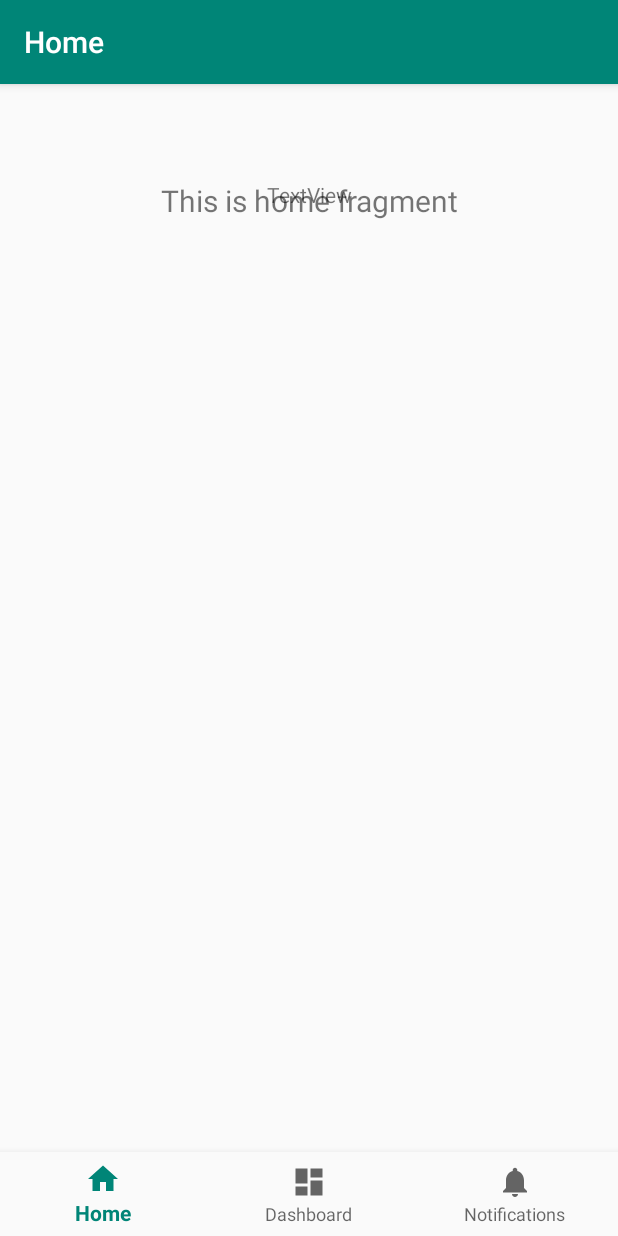
After one commit to andrew-yt-wong/HackSC2020, an Android app: the BottomNavigation screen opened directly, with no data from a screen before it, on a phone screen of 412 x 824 dp. The commit adds this screen. Run offline under Robolectric (Android 15) with nearby library versions, the phone set to English and light mode, and no system bars; our stand-ins replace navigation-ui.

Commit message:
Bottom Navigation

```diff
--- a/HackSC2020Project/app/src/main/AndroidManifest.xml
+++ b/HackSC2020Project/app/src/main/AndroidManifest.xml
@@ -9,6 +9,9 @@
         android:roundIcon="@mipmap/ic_launcher_round"
         android:supportsRtl="true"
         android:theme="@style/AppTheme">
+        <activity
+            android:name=".BottomNavigation"
+            android:label="@string/title_activity_bottom_navigation"></activity>
         <activity android:name=".LoginActivity" />
         <activity android:name=".CreateActivity" />
         <activity
--- /dev/null
+++ b/HackSC2020Project/app/src/main/java/com/example/hacksc2020project/BottomNavigation.java
@@ -0,0 +1,30 @@
+package com.example.hacksc2020project;
+
+import android.os.Bundle;
+
+import com.google.android.material.bottomnavigation.BottomNavigationView;
+
+import androidx.appcompat.app.AppCompatActivity;
+import androidx.navigation.NavController;
+import androidx.navigation.Navigation;
+import androidx.navigation.ui.AppBarConfiguration;
+import androidx.navigation.ui.NavigationUI;
+
+public class BottomNavigation extends AppCompatActivity {
+
+    @Override
+    protected void onCreate(Bundle savedInstanceState) {
+        super.onCreate(savedInstanceState);
+        setContentView(R.layout.activity_bottom_navigation);
+        BottomNavigationView navView = findViewById(R.id.nav_view);
+        // Passing each menu ID as a set of Ids because each
+        // menu should be considered as top level destinations.
+        AppBarConfiguration appBarConfiguration = new AppBarConfiguration.Builder(
+                R.id.navigation_home, R.id.navigation_dashboard, R.id.navigation_notifications)
+                .build();
+        NavController navController = Navigation.findNavController(this, R.id.nav_host_fragment);
+        NavigationUI.setupActionBarWithNavController(this, navController, appBarConfiguration);
+        NavigationUI.setupWithNavController(navView, navController);
+    }
+
+}
--- a/HackSC2020Project/app/src/main/java/com/example/hacksc2020project/LoginActivity.java
+++ b/HackSC2020Project/app/src/main/java/com/example/hacksc2020project/LoginActivity.java
@@ -41,6 +41,7 @@ public class LoginActivity extends AppCompatActivity {
                         if (task.isSuccessful()) {
                             Toast.makeText(LoginActivity.this, "Sign In Successfully",
                                     Toast.LENGTH_LONG).show();
+                            //startActivity(new Intent(LoginActivity.this, AfterSignIn.class));
                         } else {
                             Toast.makeText(LoginActivity.this, task.getException().getMessage(),
                                     Toast.LENGTH_LONG).show();
--- /dev/null
+++ b/HackSC2020Project/app/src/main/java/com/example/hacksc2020project/ui/home/HomeFragment.java
@@ -0,0 +1,35 @@
+package com.example.hacksc2020project.ui.home;
+
+import android.os.Bundle;
+import android.view.LayoutInflater;
+import android.view.View;
+import android.view.ViewGroup;
+import android.widget.TextView;
+
+import androidx.annotation.Nullable;
+import androidx.annotation.NonNull;
+import androidx.fragment.app.Fragment;
+import androidx.lifecycle.Observer;
+import androidx.lifecycle.ViewModelProviders;
+
+import com.example.hacksc2020project.R;
+
+public class HomeFragment extends Fragment {
+
+    private HomeViewModel homeViewModel;
+
+    public View onCreateView(@NonNull LayoutInflater inflater,
+                             ViewGroup container, Bundle savedInstanceState) {
+        homeViewModel =
+                ViewModelProviders.of(this).get(HomeViewModel.class);
+        View root = inflater.inflate(R.layout.fragment_home, container, false);
+        final TextView textView = root.findViewById(R.id.text_home);
+        homeViewModel.getText().observe(this, new Observer<String>() {
+            @Override
+            public void onChanged(@Nullable String s) {
+                textView.setText(s);
+            }
+        });
+        return root;
+    }
+}
--- /dev/null
+++ b/HackSC2020Project/app/src/main/java/com/example/hacksc2020project/ui/home/HomeViewModel.java
@@ -0,0 +1,19 @@
+package com.example.hacksc2020project.ui.home;
+
+import androidx.lifecycle.LiveData;
+import androidx.lifecycle.MutableLiveData;
+import androidx.lifecycle.ViewModel;
+
+public class HomeViewModel extends ViewModel {
+
+    private MutableLiveData<String> mText;
+
+    public HomeViewModel() {
+        mText = new MutableLiveData<>();
+        mText.setValue("This is home fragment");
+    }
+
+    public LiveData<String> getText() {
+        return mText;
+    }
+}
--- /dev/null
+++ b/HackSC2020Project/app/src/main/res/drawable/ic_dashboard_black_24dp.xml
@@ -0,0 +1,9 @@
+<vector xmlns:android="http://schemas.android.com/apk/res/android"
+    android:width="24dp"
+    android:height="24dp"
+    android:viewportWidth="24.0"
+    android:viewportHeight="24.0">
+    <path
+        android:fillColor="#FF000000"
+        android:pathData="M3,13h8L11,3L3,3v10zM3,21h8v-6L3,15v6zM13,21h8L21,11h-8v10zM13,3v6h8L21,3h-8z" />
+</vector>
--- /dev/null
+++ b/HackSC2020Project/app/src/main/res/drawable/ic_home_black_24dp.xml
@@ -0,0 +1,9 @@
+<vector xmlns:android="http://schemas.android.com/apk/res/android"
+    android:width="24dp"
+    android:height="24dp"
+    android:viewportWidth="24.0"
+    android:viewportHeight="24.0">
+    <path
+        android:fillColor="#FF000000"
+        android:pathData="M10,20v-6h4v6h5v-8h3L12,3 2,12h3v8z" />
+</vector>
--- /dev/null
+++ b/HackSC2020Project/app/src/main/res/drawable/ic_notifications_black_24dp.xml
@@ -0,0 +1,9 @@
+<vector xmlns:android="http://schemas.android.com/apk/res/android"
+    android:width="24dp"
+    android:height="24dp"
+    android:viewportWidth="24.0"
+    android:viewportHeight="24.0">
+    <path
+        android:fillColor="#FF000000"
+        android:pathData="M12,22c1.1,0 2,-0.9 2,-2h-4c0,1.1 0.89,2 2,2zM18,16v-5c0,-3.07 -1.64,-5.64 -4.5,-6.32L13.5,4c0,-0.83 -0.67,-1.5 -1.5,-1.5s-1.5,0.67 -1.5,1.5v0.68C7.63,5.36 6,7.92 6,11v5l-2,2v1h16v-1l-2,-2z" />
+</vector>
--- /dev/null
+++ b/HackSC2020Project/app/src/main/res/layout/activity_bottom_navigation.xml
@@ -0,0 +1,35 @@
+<?xml version="1.0" encoding="utf-8"?>
+<androidx.constraintlayout.widget.ConstraintLayout xmlns:android="http://schemas.android.com/apk/res/android"
+    xmlns:app="http://schemas.android.com/apk/res-auto"
+    android:id="@+id/container"
+    android:layout_width="match_parent"
+    android:layout_height="match_parent"
+    android:paddingTop="?attr/actionBarSize">
+
+    <com.google.android.material.bottomnavigation.BottomNavigationView
+        android:id="@+id/nav_view"
+        android:layout_width="0dp"
+        android:layout_height="wrap_content"
+        android:layout_marginStart="0dp"
+        android:layout_marginEnd="0dp"
+        android:background="?android:attr/windowBackground"
+        app:layout_constraintBottom_toBottomOf="parent"
+        app:layout_constraintLeft_toLeftOf="parent"
+        app:layout_constraintRight_toRightOf="parent"
+        app:menu="@menu/bottom_nav_menu" />
+
+    <fragment
+        android:id="@+id/nav_host_fragment"
+        android:name="androidx.navigation.fragment.NavHostFragment"
+        android:layout_width="match_parent"
+        android:layout_height="match_parent"
+        app:defaultNavHost="true"
+        app:layout_constraintBottom_toTopOf="@id/nav_view"
+        app:layout_constraintHorizontal_bias="1.0"
+        app:layout_constraintLeft_toLeftOf="parent"
+        app:layout_constraintRight_toRightOf="parent"
+        app:layout_constraintTop_toTopOf="parent"
+        app:layout_constraintVertical_bias="1.0"
+        app:navGraph="@navigation/mobile_navigation" />
+
+</androidx.constraintlayout.widget.ConstraintLayout>
--- /dev/null
+++ b/HackSC2020Project/app/src/main/res/layout/fragment_home.xml
@@ -0,0 +1,45 @@
+<?xml version="1.0" encoding="utf-8"?>
+<androidx.constraintlayout.widget.ConstraintLayout xmlns:android="http://schemas.android.com/apk/res/android"
+    xmlns:app="http://schemas.android.com/apk/res-auto"
+    xmlns:tools="http://schemas.android.com/tools"
+    android:layout_width="match_parent"
+    android:layout_height="match_parent">
+
+    <TextView
+        android:id="@+id/text_home"
+        android:layout_width="match_parent"
+        android:layout_height="wrap_content"
+        android:layout_marginStart="8dp"
+        android:layout_marginTop="8dp"
+        android:layout_marginEnd="8dp"
+        android:text="Medals"
+        android:textAlignment="center"
+        android:textSize="20sp"
+        app:layout_constraintEnd_toEndOf="parent"
+        app:layout_constraintStart_toStartOf="parent"
+        app:layout_constraintTop_toTopOf="parent" />
+
+    <TextView
+        android:id="@+id/textView2"
+        android:layout_width="wrap_content"
+        android:layout_height="wrap_content"
+        android:text="TextView"
+        app:layout_constraintEnd_toEndOf="parent"
+        app:layout_constraintStart_toStartOf="parent"
+        app:layout_constraintTop_toTopOf="@+id/text_home" />
+
+    <ScrollView
+        android:layout_width="409dp"
+        android:layout_height="694dp"
+        app:layout_constraintBottom_toBottomOf="parent"
+        app:layout_constraintEnd_toEndOf="parent"
+        app:layout_constraintStart_toStartOf="parent"
+        app:layout_constraintTop_toBottomOf="@+id/text_home"
+        app:layout_constraintVertical_bias="0.0">
+
+        <LinearLayout
+            android:layout_width="match_parent"
+            android:layout_height="wrap_content"
+            android:orientation="vertical" />
+    </ScrollView>
+</androidx.constraintlayout.widget.ConstraintLayout>
--- /dev/null
+++ b/HackSC2020Project/app/src/main/res/menu/bottom_nav_menu.xml
@@ -0,0 +1,19 @@
+<?xml version="1.0" encoding="utf-8"?>
+<menu xmlns:android="http://schemas.android.com/apk/res/android">
+
+    <item
+        android:id="@+id/navigation_home"
+        android:icon="@drawable/ic_home_black_24dp"
+        android:title="@string/title_home" />
+
+    <item
+        android:id="@+id/navigation_dashboard"
+        android:icon="@drawable/ic_dashboard_black_24dp"
+        android:title="@string/title_dashboard" />
+
+    <item
+        android:id="@+id/navigation_notifications"
+        android:icon="@drawable/ic_notifications_black_24dp"
+        android:title="@string/title_notifications" />
+
+</menu>
--- /dev/null
+++ b/HackSC2020Project/app/src/main/res/navigation/mobile_navigation.xml
@@ -0,0 +1,25 @@
+<?xml version="1.0" encoding="utf-8"?>
+<navigation xmlns:android="http://schemas.android.com/apk/res/android"
+    xmlns:app="http://schemas.android.com/apk/res-auto"
+    xmlns:tools="http://schemas.android.com/tools"
+    android:id="@+id/mobile_navigation"
+    app:startDestination="@+id/navigation_home">
+
+    <fragment
+        android:id="@+id/navigation_home"
+        android:name="com.example.hacksc2020project.ui.home.HomeFragment"
+        android:label="@string/title_home"
+        tools:layout="@layout/fragment_home" />
+
+    <fragment
+        android:id="@+id/navigation_dashboard"
+        android:name="com.example.hacksc2020project.ui.dashboard.DashboardFragment"
+        android:label="@string/title_dashboard"
+        tools:layout="@layout/fragment_dashboard" />
+
+    <fragment
+        android:id="@+id/navigation_notifications"
+        android:name="com.example.hacksc2020project.ui.notifications.NotificationsFragment"
+        android:label="@string/title_notifications"
+        tools:layout="@layout/fragment_notifications" />
+</navigation>
--- a/HackSC2020Project/app/src/main/res/values/strings.xml
+++ b/HackSC2020Project/app/src/main/res/values/strings.xml
@@ -24,4 +24,9 @@
     <string name="menu_tools">Tools</string>
     <string name="menu_share">Share</string>
     <string name="menu_send">Send</string>
+    <string name="title_activity_after_sign_in">AfterSignIn</string>
+    <string name="title_activity_bottom_navigation">BottomNavigation</string>
+    <string name="title_home">Home</string>
+    <string name="title_dashboard">Dashboard</string>
+    <string name="title_notifications">Notifications</string>
 </resources>
```
Also changed, not shown: HackSC2020Project/app/src/main/java/com/example/hacksc2020project/ui/dashboard/DashboardFragment.java (added, +35 -0 lines), HackSC2020Project/app/src/main/java/com/example/hacksc2020project/ui/dashboard/DashboardViewModel.java (added, +19 -0 lines), HackSC2020Project/app/src/main/java/com/example/hacksc2020project/ui/notifications/NotificationsFragment.java (added, +35 -0 lines), HackSC2020Project/app/src/main/java/com/example/hacksc2020project/ui/notifications/NotificationsViewModel.java (added, +19 -0 lines), HackSC2020Project/app/src/main/res/layout/fragment_dashboard.xml (added, +19 -0 lines), HackSC2020Project/app/src/main/res/layout/fragment_notifications.xml (added, +19 -0 lines).
